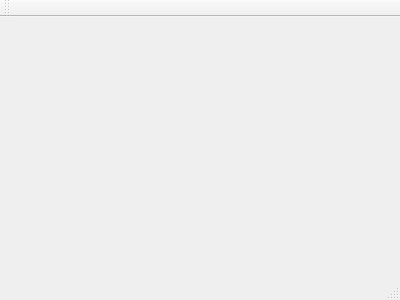
Above: pro/mainwindow.ui from huruitong/Qt before the change. Below: the same form after it.
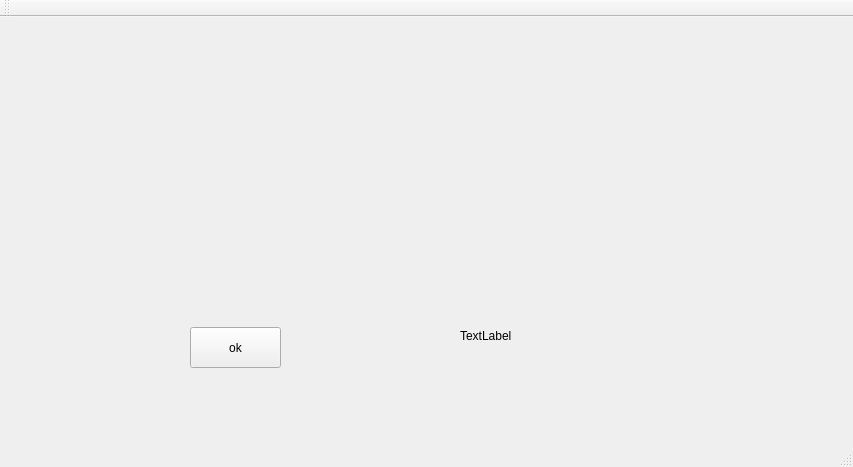
That is the form after the change.

The edit to the form file:
```diff
--- a/pro/mainwindow.ui
+++ b/pro/mainwindow.ui
@@ -1,24 +1,66 @@
 <ui version="4.0">
  <class>MainWindow</class>
- <widget class="QMainWindow" name="MainWindow" >
-  <property name="geometry" >
+ <widget class="QMainWindow" name="MainWindow">
+  <property name="geometry">
    <rect>
     <x>0</x>
     <y>0</y>
-    <width>400</width>
-    <height>300</height>
+    <width>853</width>
+    <height>467</height>
    </rect>
   </property>
   <property name="windowTitle" >
    <string>MainWindow</string>
   </property>
-  <widget class="QMenuBar" name="menuBar" />
-  <widget class="QToolBar" name="mainToolBar" />
-  <widget class="QWidget" name="centralWidget" />
-  <widget class="QStatusBar" name="statusBar" />
+  <widget class="QWidget" name="centralWidget">
+   <widget class="QPushButton" name="pushButton">
+    <property name="geometry">
+     <rect>
+      <x>190</x>
+      <y>310</y>
+      <width>91</width>
+      <height>41</height>
+     </rect>
+    </property>
+    <property name="text">
+     <string>ok</string>
+    </property>
+   </widget>
+   <widget class="QLabel" name="label">
+    <property name="geometry">
+     <rect>
+      <x>460</x>
+      <y>310</y>
+      <width>67</width>
+      <height>17</height>
+     </rect>
+    </property>
+    <property name="text">
+     <string>TextLabel</string>
+    </property>
+   </widget>
+  </widget>
+  <widget class="QMenuBar" name="menuBar">
+   <property name="geometry">
+    <rect>
+     <x>0</x>
+     <y>0</y>
+     <width>853</width>
+     <height>28</height>
+    </rect>
+   </property>
+  </widget>
+  <widget class="QToolBar" name="mainToolBar">
+   <attribute name="toolBarArea">
+    <enum>TopToolBarArea</enum>
+   </attribute>
+   <attribute name="toolBarBreak">
+    <bool>false</bool>
+   </attribute>
+  </widget>
+  <widget class="QStatusBar" name="statusBar"/>
  </widget>
- <layoutDefault spacing="6" margin="11" />
- <pixmapfunction></pixmapfunction>
+ <layoutdefault spacing="6" margin="11"/>
  <resources/>
  <connections/>
 </ui>
```
Left out of the diff: 3 changed lines with no effect on the pictures.
